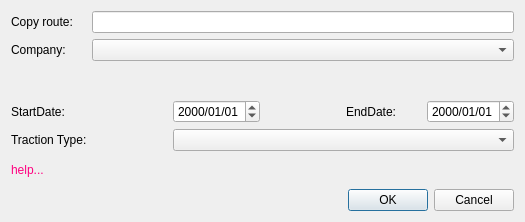
allenck/mapper, file mapper_app/ui/dialogcopyroute.ui: the form before one commit.
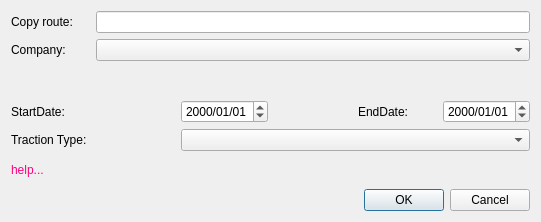
The form after the commit. Custom widgets are drawn as their Qt base class.

Patch:
```diff
--- a/mapper_app/ui/dialogcopyroute.ui
+++ b/mapper_app/ui/dialogcopyroute.ui
@@ -6,7 +6,7 @@
    <rect>
     <x>0</x>
     <y>0</y>
-    <width>525</width>
+    <width>541</width>
     <height>222</height>
    </rect>
   </property>
```
